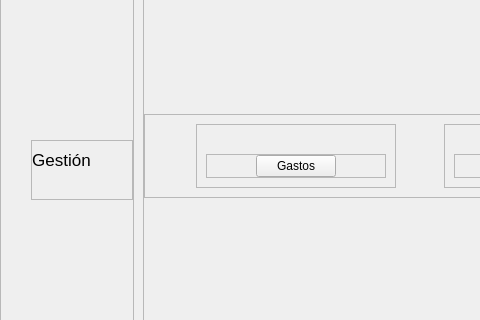
First picture: the form in view/ui/main.ui, repository R0land013/blue-pos, before the edit; both pictures show x 0 to 480 and y 166 to 486 of the 800 by 600 pixel window.
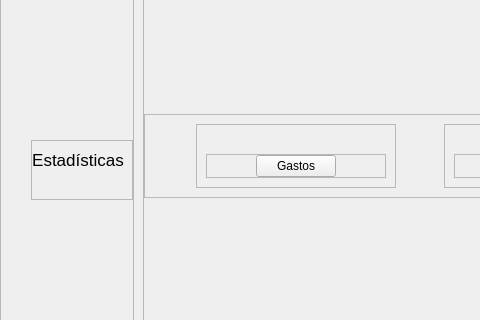
Second picture: the form after the edit. Icons and pictures are not drawn.

Commit message: Style: Añadida navegación en la vista principal para acceder a la vista principal de estadísticas

```diff
--- a/view/ui/main.ui
+++ b/view/ui/main.ui
@@ -131,7 +131,7 @@
 font: 13pt;</string>
            </property>
            <property name="text">
-            <string>Gestión</string>
+            <string>Estadísticas</string>
            </property>
            <property name="alignment">
             <set>Qt::AlignCenter</set>
```
Left out of the diff: 2 changed lines with no effect on the pictures. The commit also changes 1 other file.
